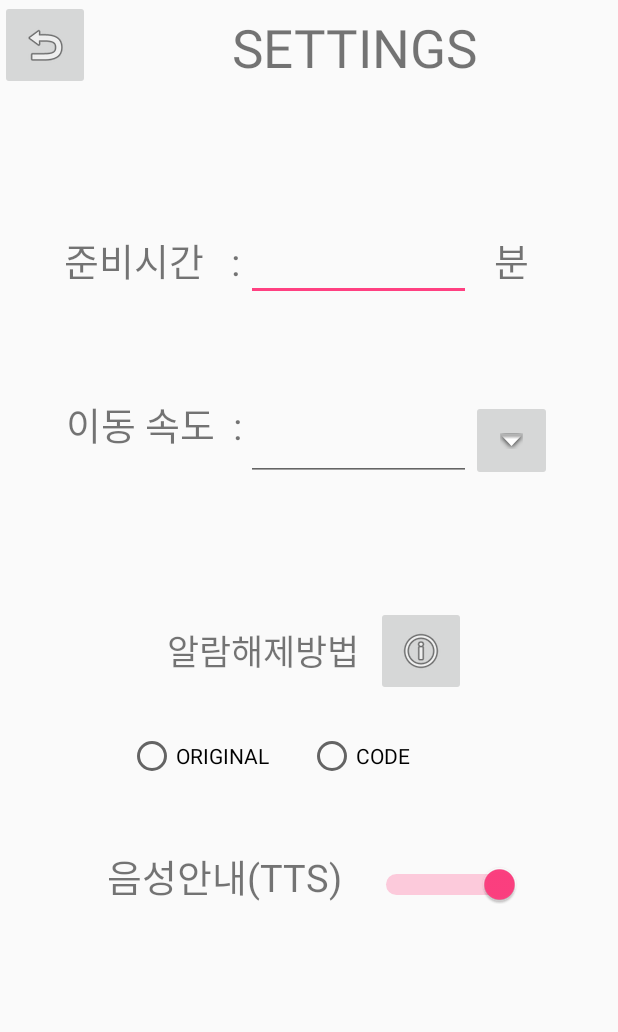
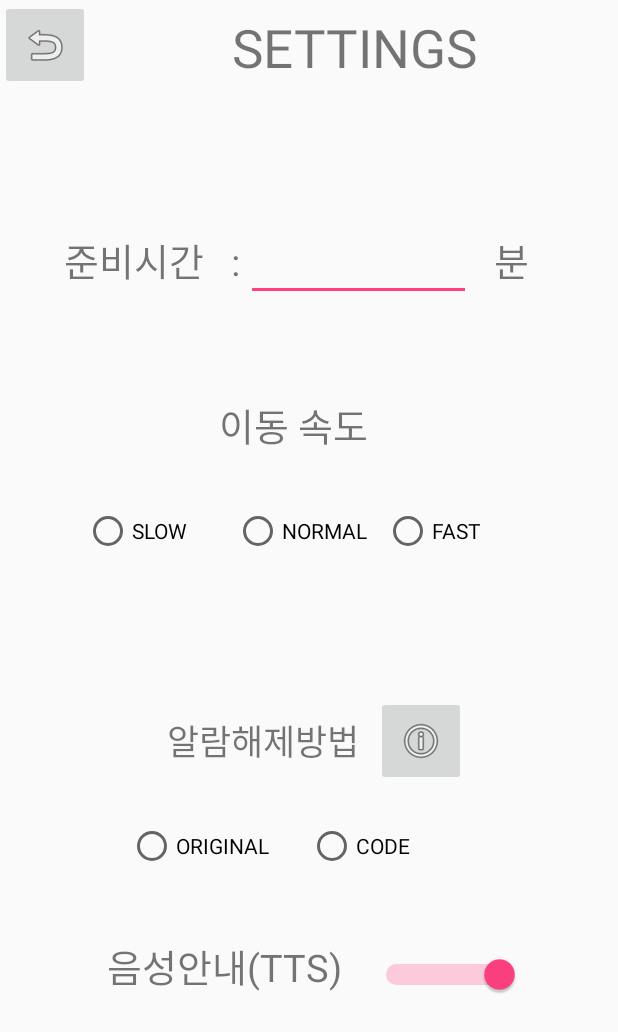
Before and after one commit to tjalsrb989/5wh, an Android app: the UserSetting screen opened directly, with no data from a screen before it, on a phone screen of 412 x 824 dp. Shown: the top 1032 px of the screen. Run offline under Robolectric (Android 15) with nearby library versions, the phone set to English and light mode, and no system bars.

Commit message:
Update activity_user_setting.xml

```diff
--- a/alarm_proto/src/main/res/layout/activity_user_setting.xml
+++ b/alarm_proto/src/main/res/layout/activity_user_setting.xml
@@ -72,21 +72,44 @@
             android:id="@+id/moving_speed_text"
             android:layout_width="120dp"
             android:layout_height="54dp"
-            android:text="이동 속도  : "
+            android:text="이동 속도"
             android:textSize="25sp"
             android:layout_gravity="center_horizontal"/>
+    </LinearLayout>
+    <LinearLayout
+            android:layout_width="match_parent"
+            android:layout_height="60dp"
+            android:orientation="horizontal"
+            android:gravity="center"
+            android:layout_gravity="center">
 
-        <EditText
-            android:id="@+id/moving_speed_edit"
-            android:layout_width="150dp"
-            android:layout_height="54dp"
-            android:gravity="center|center_horizontal" />
+        <RadioGroup
+            android:id="@+id/RadioGroup"
+            android:layout_width="match_parent"
+            android:layout_height="60dp"
+            android:orientation="horizontal"
+            android:gravity="center">
 
-        <ImageButton
-            android:id="@+id/imageButton"
-            android:layout_width="54dp"
-            android:layout_height="54dp"
-            app:srcCompat="@android:drawable/arrow_down_float" />
+            <RadioButton
+                android:id="@+id/moving_speed_slow"
+                android:layout_width="100dp"
+                android:layout_height="match_parent"
+                android:text="SLOW"
+                android:layout_gravity="center"/>
+
+            <RadioButton
+                android:id="@+id/moving_speed_normal"
+                android:layout_width="100dp"
+                android:layout_height="match_parent"
+                android:text="NORMAL" />
+
+            <RadioButton
+                android:id="@+id/moving_speed_fast"
+                android:layout_width="100dp"
+                android:layout_height="match_parent"
+                android:text="FAST" />
+        </RadioGroup>
+zz
     </LinearLayout>
 
     <LinearLayout
```
